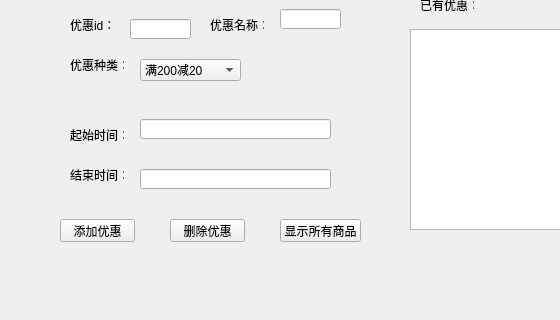
Qt form myboss.ui (XMeleny/DB) before a commit; both pictures show x 0 to 560 and y 145 to 465 of the 697 by 465 pixel window.
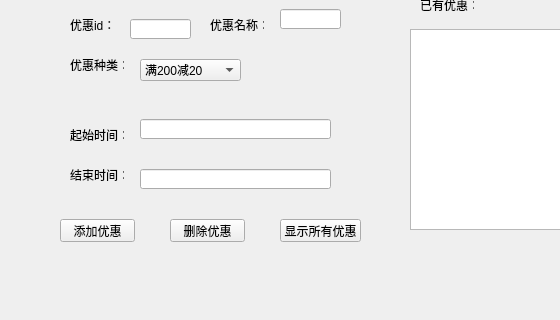
The same form after that commit. The open tabs and pages were chosen to show the change.

```diff
--- a/myboss.ui
+++ b/myboss.ui
@@ -312,7 +312,7 @@
       </rect>
      </property>
      <property name="text">
-      <string>显示所有商品</string>
+      <string>显示所有优惠</string>
      </property>
     </widget>
    </widget>
```
